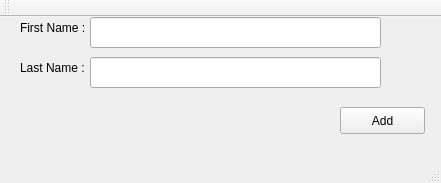
eusgeka/XperimentalHashAlgorithm, file hashmapmaingui.ui: the form before one commit.
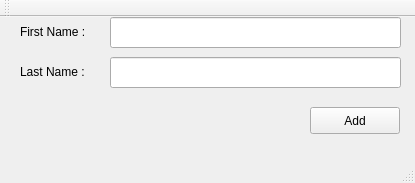
The form after the commit.

Diff of the .ui file:
```diff
--- a/hashmapmaingui.ui
+++ b/hashmapmaingui.ui
@@ -6,7 +6,7 @@
    <rect>
     <x>0</x>
     <y>0</y>
-    <width>441</width>
+    <width>415</width>
     <height>183</height>
    </rect>
   </property>
@@ -17,9 +17,9 @@
    <widget class="QPushButton" name="btnInsert">
     <property name="geometry">
      <rect>
-      <x>340</x>
+      <x>310</x>
       <y>90</y>
-      <width>85</width>
+      <width>90</width>
       <height>27</height>
      </rect>
     </property>
@@ -32,8 +32,8 @@
      <rect>
       <x>20</x>
       <y>0</y>
-      <width>71</width>
-      <height>21</height>
+      <width>81</width>
+      <height>30</height>
      </rect>
     </property>
     <property name="text">
@@ -43,7 +43,7 @@
    <widget class="QLineEdit" name="lnEdtFirstName">
     <property name="geometry">
      <rect>
-      <x>90</x>
+      <x>110</x>
       <y>0</y>
       <width>291</width>
       <height>31</height>
@@ -53,7 +53,7 @@
    <widget class="QLineEdit" name="lnEdtLastName">
     <property name="geometry">
      <rect>
-      <x>90</x>
+      <x>110</x>
       <y>40</y>
       <width>291</width>
       <height>31</height>
@@ -68,8 +68,8 @@
      <rect>
       <x>20</x>
       <y>40</y>
-      <width>71</width>
-      <height>21</height>
+      <width>81</width>
+      <height>30</height>
      </rect>
     </property>
     <property name="text">
```
Left out of the diff: 2 changed lines with no effect on the pictures.
